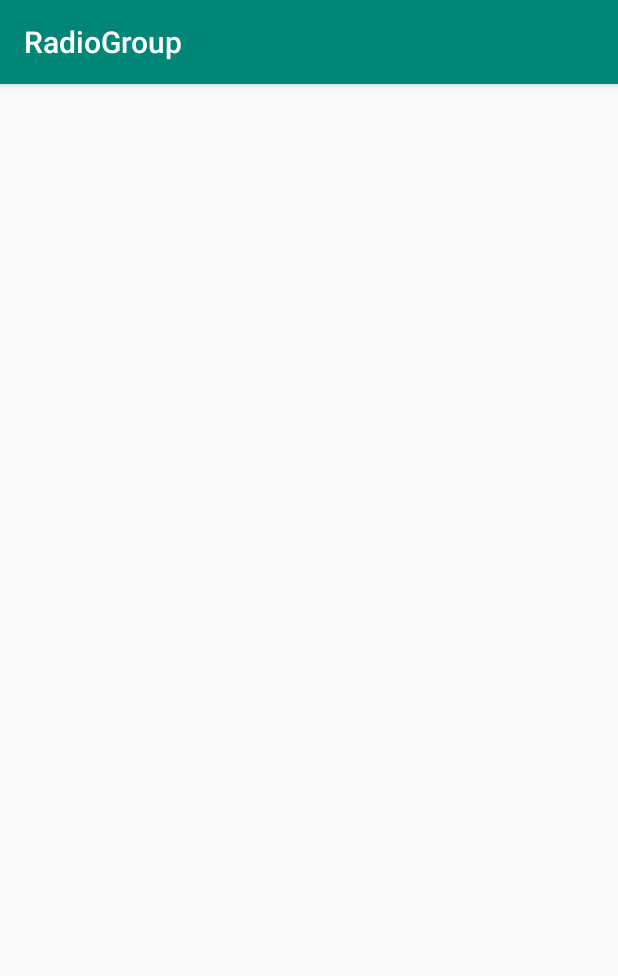
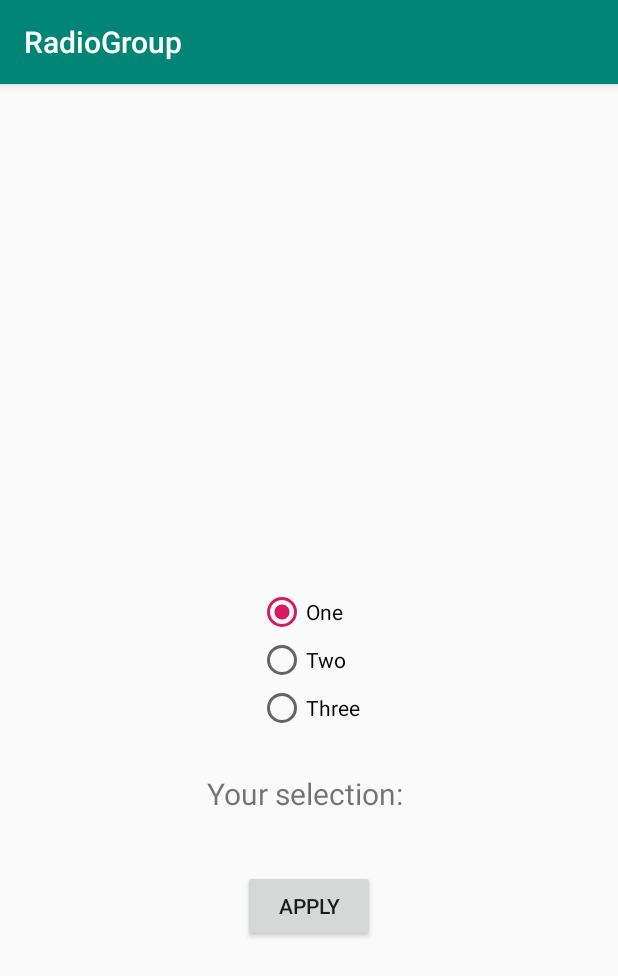
Before and after one commit to sahara-ooga/Android-Sample, an Android app: the screen it shows after launch (MainActivity), on a phone screen of 412 x 824 dp. Shown: the top 976 px of the screen. Run offline under Robolectric (Android 15) with nearby library versions, the phone set to English and light mode, and no system bars.

Commit message:
add layout elements

```diff
--- a/RadioGroup/app/src/main/res/layout/activity_main.xml
+++ b/RadioGroup/app/src/main/res/layout/activity_main.xml
@@ -4,4 +4,58 @@
     android:layout_width="match_parent"
     android:layout_height="match_parent"
     tools:context=".MainActivity">
+
+    <RelativeLayout
+        android:layout_width="match_parent"
+        android:layout_height="match_parent">
+
+        <RadioGroup
+            android:id="@+id/radioGroup"
+            android:layout_width="wrap_content"
+            android:layout_height="wrap_content"
+            android:layout_centerInParent="true">
+
+            <RadioButton
+                android:id="@+id/radio_one"
+                android:layout_width="wrap_content"
+                android:layout_height="wrap_content"
+                android:checked="true"
+                android:onClick="checkButton"
+                android:text="One" />
+
+            <RadioButton
+                android:id="@+id/radio_two"
+                android:layout_width="wrap_content"
+                android:layout_height="wrap_content"
+                android:onClick="checkButton"
+                android:text="Two" />
+
+            <RadioButton
+                android:id="@+id/radio_three"
+                android:layout_width="wrap_content"
+                android:layout_height="wrap_content"
+                android:onClick="checkButton"
+                android:text="Three" />
+        </RadioGroup>
+
+        <TextView
+            android:id="@+id/text_view_selected"
+            android:layout_width="wrap_content"
+            android:layout_height="wrap_content"
+            android:layout_below="@+id/radioGroup"
+            android:layout_centerHorizontal="true"
+            android:layout_marginTop="27dp"
+            android:text="Your selection: "
+            android:textSize="20sp" />
+
+        <Button
+            android:id="@+id/button_apply"
+            android:layout_width="wrap_content"
+            android:layout_height="wrap_content"
+            android:layout_below="@+id/text_view_selected"
+            android:layout_centerHorizontal="true"
+            android:layout_marginTop="37dp"
+            android:text="apply" />
+    </RelativeLayout>
+
 </androidx.constraintlayout.widget.ConstraintLayout>
```
